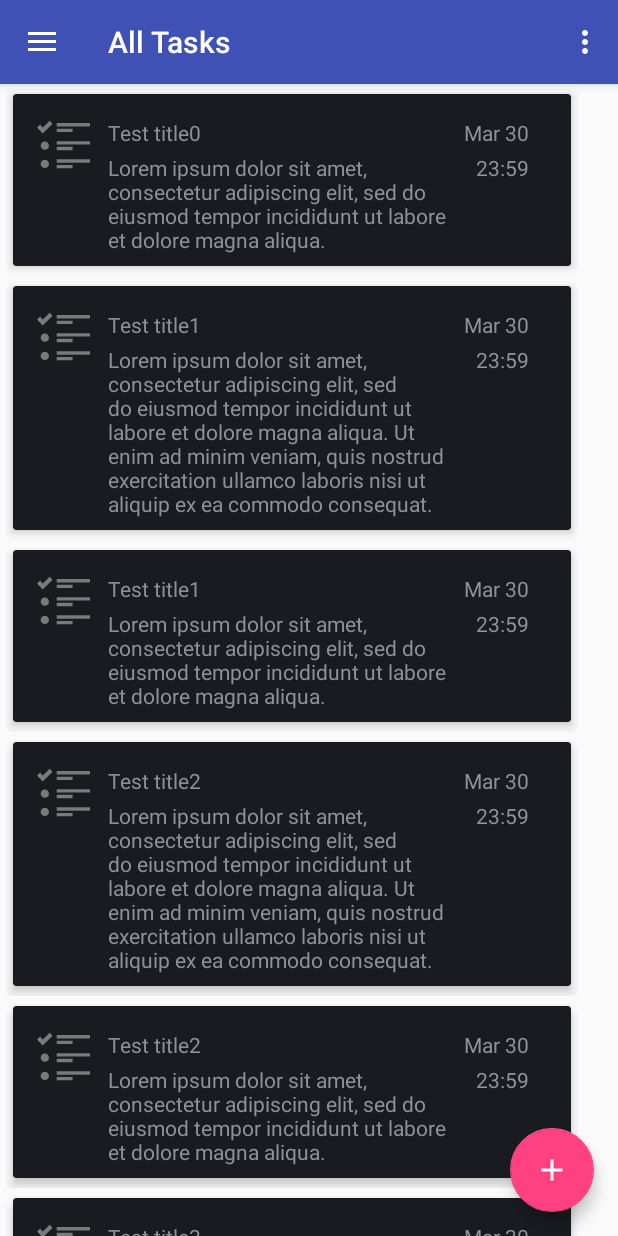
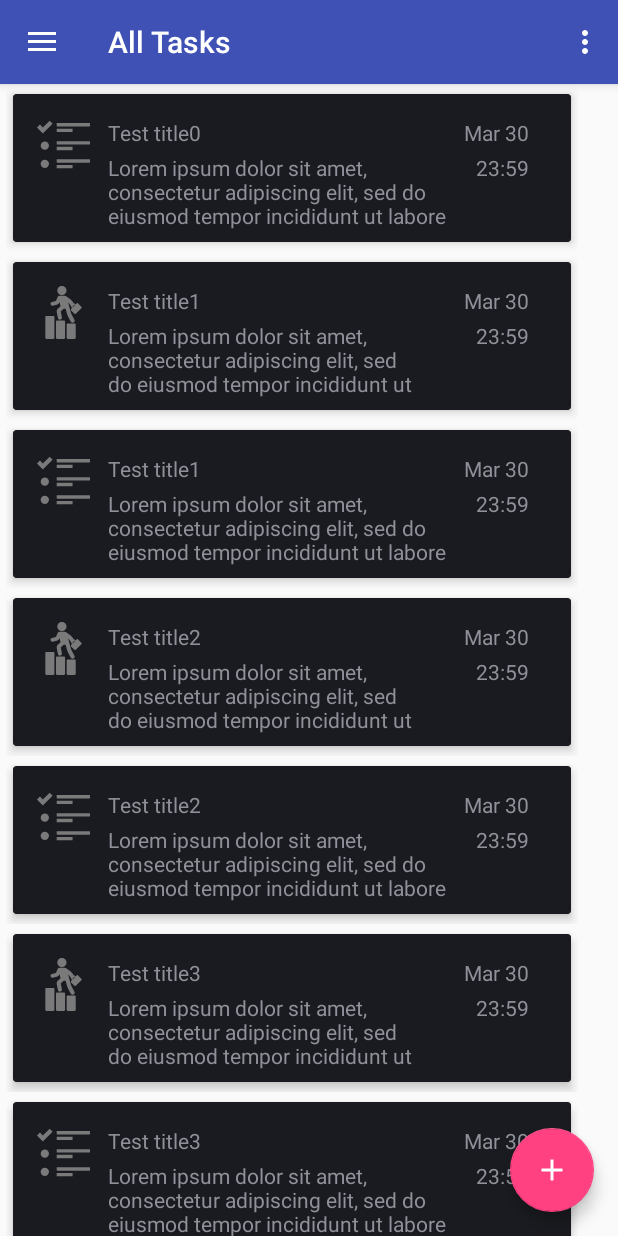
Before and after one commit to AnthonyKontsevoy/my-tasks-android-app, an Android app: the screen it shows after launch (ActivityTasks), after a tap on "SIGN IN", on a phone screen of 412 x 824 dp. Run offline under Robolectric (Android 15) with nearby library versions, the phone set to English and light mode, and no system bars.

Commit message:
1) Made all cards to have not more than 3 lines of text in the description textview 2) Added an interface for the ActvityTasks so its fragments can change the title and the toolbar of their parent activity

```diff
--- a/app/src/main/java/com/anthonyestacado/mytasks/model/IModel.java
+++ b/app/src/main/java/com/anthonyestacado/mytasks/model/IModel.java
@@ -9,7 +9,7 @@ import java.util.List;
 public interface IModel {
 
     int createTask(String title, String description, int status, String dueDate, String repeatMode);
-    int editTask(int userTaskID);
+    int editTask(int userTaskID, String title, String description, int status, String dueDate, String repeatMode);
     int deleteTask(int userTaskID);
     UserTask getUserTaskByID(int userTaskID);
     List<UserTask> getTasks(int selectionModeID);
--- a/app/src/main/java/com/anthonyestacado/mytasks/model/Model.java
+++ b/app/src/main/java/com/anthonyestacado/mytasks/model/Model.java
@@ -43,7 +43,18 @@ public class Model implements IModel {
     }
 
     @Override
-    public int editTask(int userTaskID) {
+    public int editTask(int userTaskID, String title, String description, int status, String dueDate, String repeatMode) {
+
+        UserTask userTask = new UserTask();
+        userTask.setAssignedUserID(currentUser.getUserID());
+        userTask.setTitle(title);
+        userTask.setDescription(description);
+        userTask.setStatus(status);
+        userTask.setDueDate(dueDate);
+        userTask.setRepeatMode(repeatMode);
+
+        sqliteRepo.updateUserTask(userTask);
+
         return 0;
     }
 
--- a/app/src/main/java/com/anthonyestacado/mytasks/model/MyUtils.java
+++ b/app/src/main/java/com/anthonyestacado/mytasks/model/MyUtils.java
@@ -98,7 +98,7 @@ public class MyUtils {
             userTask1.setAssignedUserID(1);
             userTask1.setTitle("Test title" + String.valueOf(i + 1));
             userTask1.setDescription("Lorem ipsum dolor sit amet, consectetur adipiscing elit, sed do eiusmod tempor incididunt ut labore et dolore magna aliqua. Ut enim ad minim veniam, quis nostrud exercitation ullamco laboris nisi ut aliquip ex ea commodo consequat.");
-            userTask1.setStatus(0);
+            userTask1.setStatus(1);
             userTask1.setDueDate("2018-03-30 23:59:06");
             userTask1.setHasNotificationAlert(0);
             userTask1.setRepeatMode("never");
--- a/app/src/main/java/com/anthonyestacado/mytasks/tasksview/activity/ActivityTasks.java
+++ b/app/src/main/java/com/anthonyestacado/mytasks/tasksview/activity/ActivityTasks.java
@@ -19,7 +19,7 @@ import com.anthonyestacado.mytasks.R;
 import com.anthonyestacado.mytasks.tasksview.fragments.taskslist.TasksListFragment;
 
 public class ActivityTasks extends AppCompatActivity
-        implements NavigationView.OnNavigationItemSelectedListener {
+                            implements NavigationView.OnNavigationItemSelectedListener, IActivityTasks {
 
     @Override
     protected void onCreate(Bundle savedInstanceState) {
@@ -123,4 +123,15 @@ public class ActivityTasks extends AppCompatActivity
         drawer.closeDrawer(GravityCompat.START);
         return true;
     }
+
+    public void setToolbarTitle(int resourceID) {
+        Toolbar toolbar = (Toolbar) findViewById(R.id.mainActivityToolbar);
+        setSupportActionBar(toolbar);
+        getSupportActionBar().setTitle(resourceID);
+    }
+
+    @Override
+    public void expandToolbar() {
+
+    }
 }
--- /dev/null
+++ b/app/src/main/java/com/anthonyestacado/mytasks/tasksview/activity/IActivityTasks.java
@@ -0,0 +1,11 @@
+package com.anthonyestacado.mytasks.tasksview.activity;
+
+/**
+ * Created by Anthony Kontsevoy on 19.03.2018.
+ */
+
+public interface IActivityTasks {
+
+    void setToolbarTitle(int resourceID);
+    void expandToolbar();
+}
--- a/app/src/main/java/com/anthonyestacado/mytasks/tasksview/fragments/taskslist/TasksListFragment.java
+++ b/app/src/main/java/com/anthonyestacado/mytasks/tasksview/fragments/taskslist/TasksListFragment.java
@@ -8,6 +8,7 @@ import android.os.RemoteCallbackList;
 import android.support.constraint.ConstraintLayout;
 import android.support.design.widget.CollapsingToolbarLayout;
 import android.support.v7.app.AppCompatActivity;
+import android.support.v7.widget.DefaultItemAnimator;
 import android.support.v7.widget.LinearLayoutManager;
 import android.support.v7.widget.RecyclerView;
 import android.support.v7.widget.Toolbar;
@@ -19,6 +20,7 @@ import android.widget.ListAdapter;
 import com.anthonyestacado.mytasks.R;
 import com.anthonyestacado.mytasks.model.MyUtils;
 import com.anthonyestacado.mytasks.model.UserTask;
+import com.anthonyestacado.mytasks.tasksview.activity.IActivityTasks;
 
 import java.util.ArrayList;
 import java.util.List;
@@ -33,12 +35,15 @@ public class TasksListFragment extends Fragment {
 
     private String userTasksSelectionCriteria;
 
+    private IActivityTasks userTasksActivity;
+
     @Override
     public View onCreateView(LayoutInflater inflater, ViewGroup container,
                              Bundle savedInstanceState) {
         // Inflate the layout for this fragment
         View view = inflater.inflate(R.layout.tasks_list_fragment, container, false);
 
+        userTasksActivity = (IActivityTasks) getActivity();
 
         if (getArguments() != null) {
             userTasksSelectionCriteria = getArguments().getString("userTaskSelectionCriteria");
@@ -48,15 +53,14 @@ public class TasksListFragment extends Fragment {
         userTasksList = MyUtils.getListOfUserTasksForDebug();
 
         RecyclerView recyclerView = (RecyclerView) view.findViewById(R.id.userTasksRecyclerView);
-
         RecyclerViewAdapter listAdapter = new RecyclerViewAdapter(getActivity().getApplicationContext(), userTasksList);
+        RecyclerView.LayoutManager layoutManager = new LinearLayoutManager(getActivity());
+        recyclerView.setLayoutManager(layoutManager);
+        recyclerView.setItemAnimator(new DefaultItemAnimator());
         recyclerView.setAdapter(listAdapter);
 
-        RecyclerView.LayoutManager layoutManager = new LinearLayoutManager(getActivity());
-        recyclerView.setLayoutManager(layoutManager);
-
-        getActivity().setTitle(R.string.title_all_tasks);
-
+        //getActivity().setTitle(R.string.title_all_tasks);
+        userTasksActivity.setToolbarTitle(R.string.title_all_tasks);
         return view;
     }
 }
--- a/app/src/main/java/com/anthonyestacado/mytasks/tasksview/fragments/taskslist/UserTaskCardViewHolder.java
+++ b/app/src/main/java/com/anthonyestacado/mytasks/tasksview/fragments/taskslist/UserTaskCardViewHolder.java
@@ -4,6 +4,7 @@ import android.support.v7.widget.RecyclerView;
 import android.view.View;
 import android.widget.ImageView;
 import android.widget.TextView;
+import android.widget.Toast;
 
 import com.anthonyestacado.mytasks.R;
 
@@ -14,6 +15,7 @@ import org.w3c.dom.Text;
  */
 
 class UserTaskCardViewHolder extends RecyclerView.ViewHolder implements View.OnClickListener {
+
     ImageView statusImage;
     TextView userTaskTitle;
     TextView userTaskDescription;
@@ -35,5 +37,10 @@ class UserTaskCardViewHolder extends RecyclerView.ViewHolder implements View.OnC
     @Override
     public void onClick(View view) {
 
+        //TODO: add a method to show a user task details fragment
+
+        //This is a placeholder
+        Toast toast = Toast.makeText(view.getContext(), "RecyclerView item clicked", Toast.LENGTH_LONG);
+        toast.show();
     }
 }
--- a/app/src/main/res/drawable/activity_splash_background.xml
+++ b/app/src/main/res/drawable/activity_splash_background.xml
@@ -3,14 +3,14 @@
     xmlns:android="http://schemas.android.com/apk/res/android"
     android:layout_height="match_parent"
     android:layout_width="match_parent"
-    android:opacity="opaque">
+    android:opacity="opaque"
+    android:gravity="center">
 
     <item android:drawable="@color/colorSplashScreenBackground"/>
 
     <item>
         <bitmap
-            android:src="@drawable/ic_launcher"
-            android:gravity="center"/>
+            android:src="@drawable/ic_launcher" />
     </item>
 
 </layer-list>
--- a/app/src/main/res/layout/activity_splash.xml
+++ b/app/src/main/res/layout/activity_splash.xml
@@ -32,4 +32,5 @@
         app:layout_constraintEnd_toEndOf="parent"
         app:layout_constraintStart_toStartOf="parent"
         app:layout_constraintTop_toBottomOf="@+id/imageView2" />
+
 </android.support.constraint.ConstraintLayout>
--- a/app/src/main/res/layout/recycler_view_task_card.xml
+++ b/app/src/main/res/layout/recycler_view_task_card.xml
@@ -9,12 +9,15 @@
         android:layout_width="wrap_content"
         android:layout_height="wrap_content"
         android:layout_gravity="center"
+        android:background="?android:attr/selectableItemBackground"
+        android:foreground="?android:attr/selectableItemBackground"
         app:cardElevation="4dp"
+        android:stateListAnimator="@transition/lift_on_touch"
         app:cardUseCompatPadding="true"
         app:layout_constraintEnd_toEndOf="parent"
         app:layout_constraintHorizontal_bias="0.0"
         app:layout_constraintStart_toStartOf="parent"
-        app:layout_constraintTop_toTopOf="parent">
+        app:layout_constraintTop_toTopOf="parent" >
 
         <android.support.constraint.ConstraintLayout
             android:layout_width="match_parent"
@@ -50,6 +53,7 @@
                 android:layout_marginStart="12dp"
                 android:layout_marginTop="4dp"
                 android:text="@string/task_description"
+                android:maxLines="3"
                 app:layout_constraintEnd_toStartOf="@+id/textViewDueDate"
                 app:layout_constraintHorizontal_bias="0.0"
                 app:layout_constraintStart_toEndOf="@+id/imageViewStatus"
--- /dev/null
+++ b/app/src/main/res/transition/lift_on_touch.xml
@@ -0,0 +1,23 @@
+<?xml version="1.0" encoding="utf-8"?>
+<selector xmlns:android="http://schemas.android.com/apk/res/android">
+    <item
+        android:state_enabled="true"
+        android:state_pressed="true">
+        <set>
+            <objectAnimator
+                android:duration="@android:integer/config_shortAnimTime"
+                android:propertyName="translationZ"
+                android:valueTo="8dp"
+                android:valueType="floatType"/>
+        </set>
+    </item>
+    <item>
+        <set>
+            <objectAnimator
+                android:duration="@android:integer/config_shortAnimTime"
+                android:propertyName="translationZ"
+                android:valueTo="0"
+                android:valueType="floatType"/>
+        </set>
+    </item>
+</selector>
```
